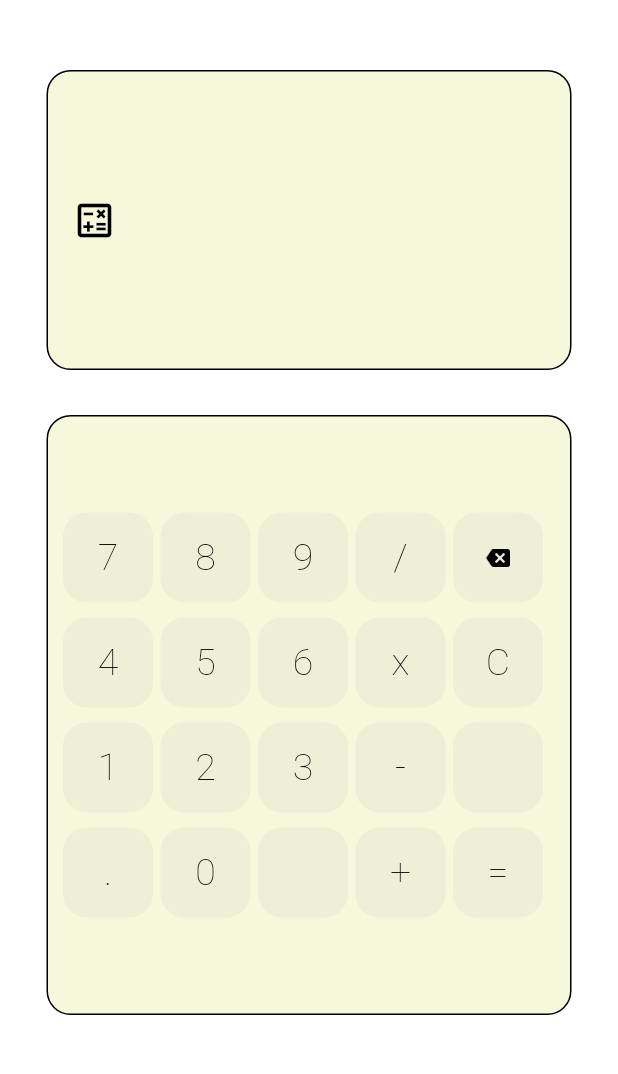
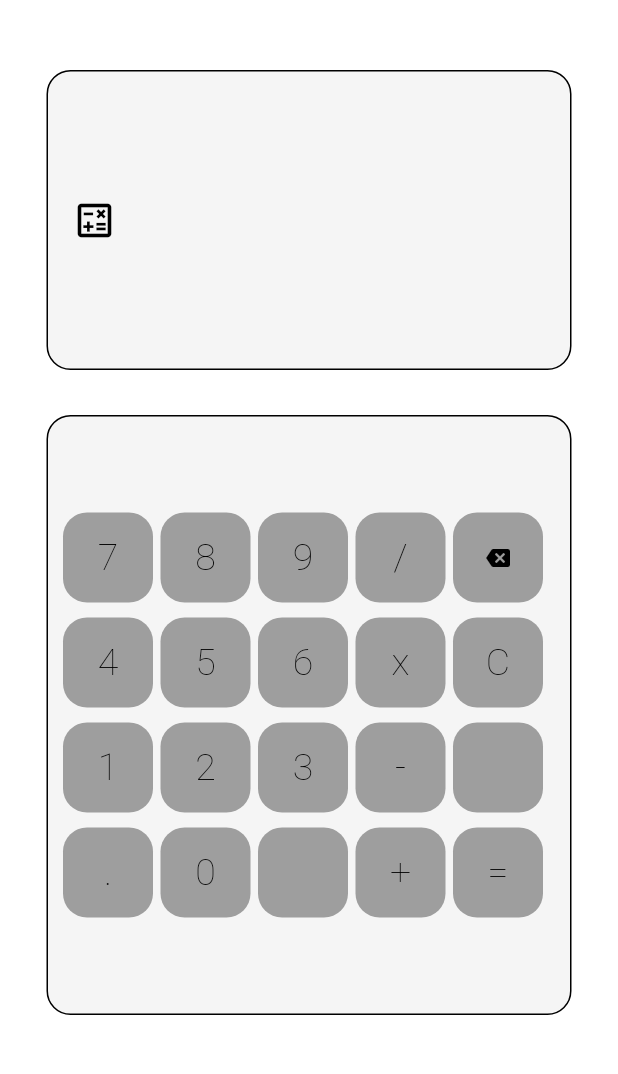
Before and after one commit to abhixv/A12CalculatorUI, a Flutter app: the screen it shows after launch, on a phone screen of 412 x 824 dp, the part 59-1133 px from its top. Run offline on Flutter 3.47's test engine with Material 2 defaults, Android fonts, the phone set to English and light mode, and no system bars; our stand-ins replace google_fonts, math_expressions.

Commit message:
Calculator: Theme Fix up

```diff
--- a/lib/pages/home_page.dart
+++ b/lib/pages/home_page.dart
@@ -48,7 +48,7 @@ class _HomePageState extends State<HomePage> {
               fontWeight: FontWeight.w100),
         ),
         centerTitle: true,
-        backgroundColor: Theme.of(context).backgroundColor,
+        backgroundColor: Colors.transparent,
         elevation: 0.0,
       ),
       backgroundColor: Theme.of(context).backgroundColor,
--- a/lib/utils/theme.dart
+++ b/lib/utils/theme.dart
@@ -10,8 +10,8 @@ class MyTheme {
         backgroundColor: Colors.white,
         brightness: Brightness.light,
         accentColor: Colors.black,
-        cardColor: Color(0xFFF6F8DC),
-        buttonColor: Colors.grey.withOpacity(0.1),
+        cardColor: Colors.grey.withOpacity(0.1),
+        buttonColor: Colors.grey,
       );
 
   static ThemeData dark(BuildContext context) => ThemeData(
```
